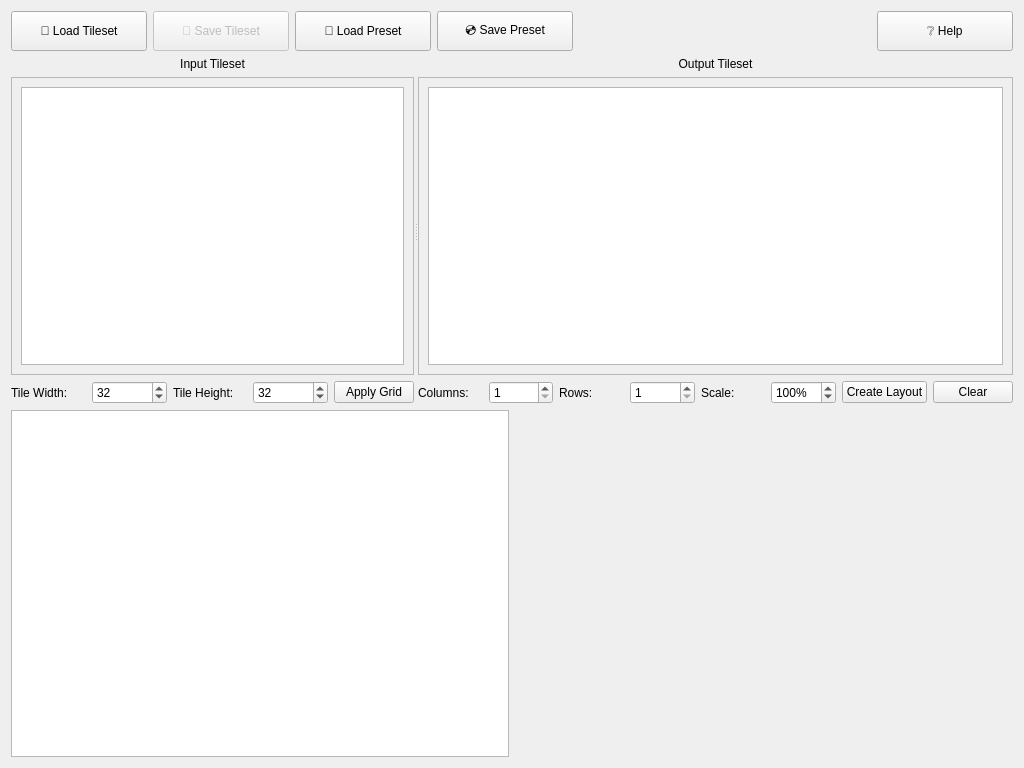
The window that view/tileset_editor.ui (Loxed/porypal) describes before a commit, drawn with Qt 5.
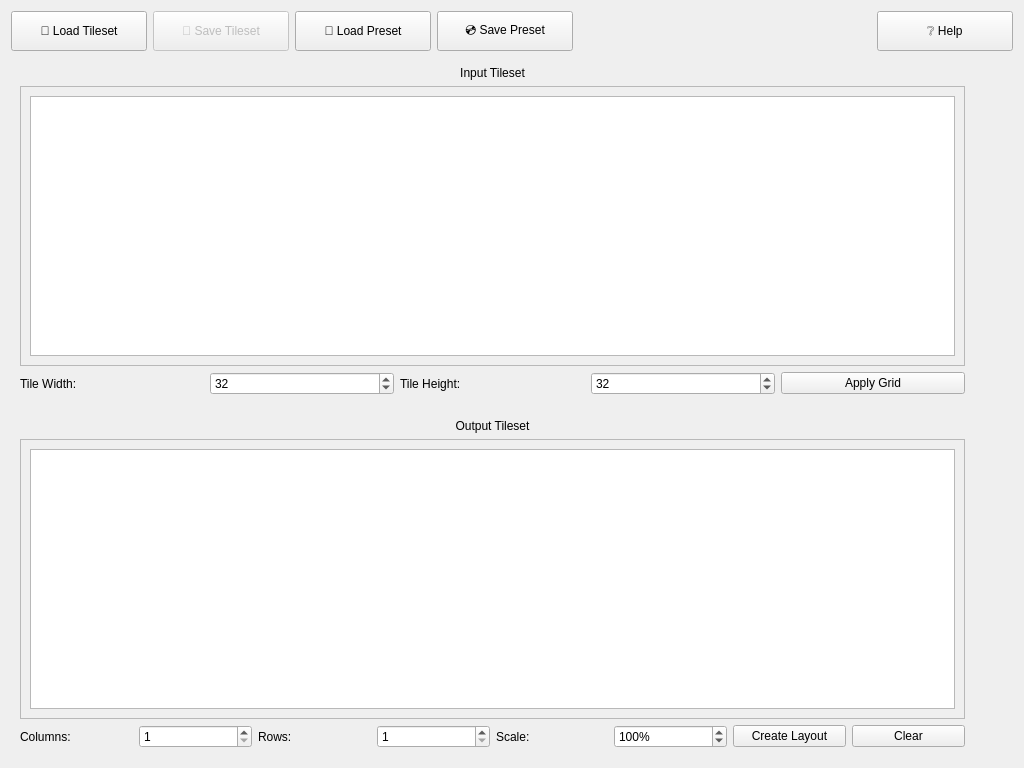
The same window after the commit.

Commit message: feat: edited window handling

Diff of the .ui file:
```diff
--- a/view/tileset_editor.ui
+++ b/view/tileset_editor.ui
@@ -124,16 +124,11 @@
     </layout>
    </item>
    <item>
-    <widget class="QSplitter" name="splitter">
-     <property name="sizePolicy">
-      <sizepolicy hsizetype="Expanding" vsizetype="Preferred">
-       <horstretch>0</horstretch>
-       <verstretch>0</verstretch>
-      </sizepolicy>
+    <layout class="QHBoxLayout" name="horizontalLayoutInput">
+     <property name="rightMargin">
+      <number>10</number>
      </property>
-     <property name="orientation">
-      <enum>Qt::Horizontal</enum>
-     </property>
+     <item>
      <widget class="QWidget" name="input_container" native="true">
       <property name="sizePolicy">
        <sizepolicy hsizetype="Preferred" vsizetype="Expanding">
@@ -142,6 +137,9 @@
        </sizepolicy>
       </property>
       <layout class="QVBoxLayout" name="input_layout">
+        <property name="rightMargin">
+         <number>20</number>
+        </property>
        <item>
         <widget class="QLabel" name="label_input">
          <property name="text">
@@ -162,8 +160,8 @@
            <rect>
             <x>0</x>
             <y>0</y>
-            <width>393</width>
-            <height>210</height>
+             <width>958</width>
+             <height>276</height>
            </rect>
           </property>
           <layout class="QVBoxLayout" name="verticalLayout">
@@ -231,6 +229,36 @@
        </item>
       </layout>
      </widget>
+     </item>
+     <item>
+      <widget class="QLabel" name="text_info_label_input">
+       <property name="sizePolicy">
+        <sizepolicy hsizetype="Preferred" vsizetype="Preferred">
+         <horstretch>0</horstretch>
+         <verstretch>0</verstretch>
+        </sizepolicy>
+       </property>
+       <property name="font">
+        <font>
+         <family>Segoe UI</family>
+         <pointsize>16</pointsize>
+         <weight>50</weight>
+         <bold>false</bold>
+        </font>
+       </property>
+       <property name="text">
+        <string/>
+       </property>
+      </widget>
+     </item>
+    </layout>
+   </item>
+   <item>
+    <layout class="QHBoxLayout" name="horizontalLayout">
+     <property name="rightMargin">
+      <number>10</number>
+     </property>
+     <item>
      <widget class="QWidget" name="output_container" native="true">
       <property name="sizePolicy">
        <sizepolicy hsizetype="Preferred" vsizetype="Expanding">
@@ -239,8 +267,17 @@
        </sizepolicy>
       </property>
       <layout class="QVBoxLayout" name="output_layout">
+        <property name="rightMargin">
+         <number>20</number>
+        </property>
        <item>
         <widget class="QLabel" name="label_output">
+          <property name="minimumSize">
+           <size>
+            <width>100</width>
+            <height>0</height>
+           </size>
+          </property>
          <property name="text">
           <string>Output Tileset</string>
          </property>
@@ -259,8 +296,8 @@
            <rect>
             <x>0</x>
             <y>0</y>
-            <width>568</width>
-            <height>210</height>
+             <width>946</width>
+             <height>276</height>
            </rect>
           </property>
           <layout class="QVBoxLayout" name="verticalLayout_2">
@@ -355,34 +392,23 @@
        </item>
       </layout>
      </widget>
-    </widget>
    </item>
    <item>
-    <layout class="QHBoxLayout" name="horizontalLayout">
-     <item>
-      <widget class="QGraphicsView" name="preview_view">
-       <property name="sizePolicy">
-        <sizepolicy hsizetype="Minimum" vsizetype="Minimum">
-         <horstretch>0</horstretch>
-         <verstretch>0</verstretch>
-        </sizepolicy>
-       </property>
-       <property name="minimumSize">
-        <size>
-         <width>128</width>
-         <height>128</height>
-        </size>
-       </property>
-      </widget>
-     </item>
-     <item>
-      <widget class="QLabel" name="text_info_label">
+      <widget class="QLabel" name="text_info_label_output">
        <property name="sizePolicy">
         <sizepolicy hsizetype="Preferred" vsizetype="Preferred">
          <horstretch>0</horstretch>
          <verstretch>0</verstretch>
         </sizepolicy>
        </property>
+       <property name="font">
+        <font>
+         <family>Segoe UI</family>
+         <pointsize>16</pointsize>
+         <weight>50</weight>
+         <bold>false</bold>
+        </font>
+       </property>
        <property name="text">
         <string/>
        </property>
```
Lines whose indentation alone changed are shown as unchanged. The commit also changes 3 other files.
